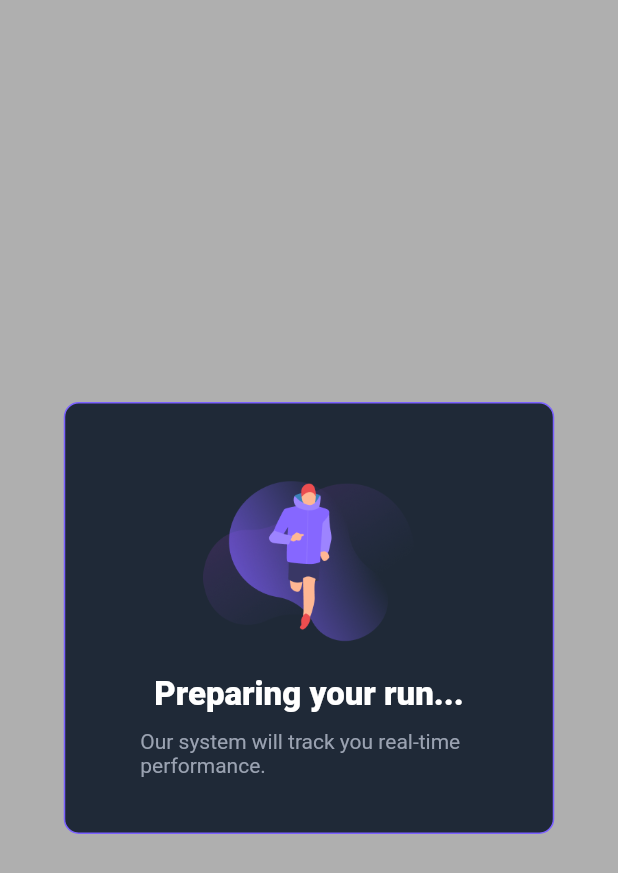
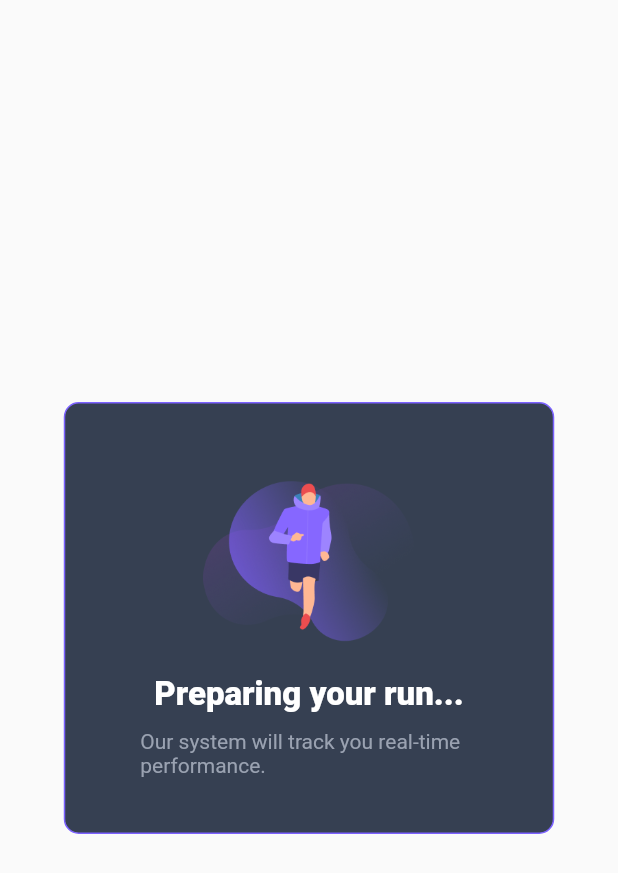
Before and after one commit to sudo-datluu/runfinity, a Flutter app: the screen it shows after launch, on a phone screen of 412 x 824 dp. Shown: the top 873 px of the screen. Run offline on Flutter 3.47's test engine with Material 2 defaults, Android fonts, the phone set to English and light mode, and no system bars.

Commit message:
feat: [UTS-46] loading-run-modal

```diff
--- a/lib/widgets/loadRunningModal.dart
+++ b/lib/widgets/loadRunningModal.dart
@@ -12,15 +12,13 @@ class LoadRunningModal extends StatelessWidget {
     return Visibility(
       visible: isLoadRun!,
       child: Scaffold(
-        body: Container(
-            color: Colors.black.withOpacity(0.3),
-            child: Center(
+        body: Center(
             child: Container(
                 width: 327,
                 height: 288,
                 padding: const EdgeInsets.symmetric(horizontal: 50),
                 decoration: BoxDecoration(
-                        color: AppColors.neutral800,
+                    color: AppColors.neutral700,
                     borderRadius: BorderRadius.circular(10),
                     border: Border.all(color: AppColors.primary)),
                 child: Column(
@@ -45,7 +43,7 @@ class LoadRunningModal extends StatelessWidget {
                       style: TextStyle(color: AppColors.neutral400),
                     ),
                   ],
-                    )))),
+                ))),
       ),
     );
   }
```
Lines whose indentation alone changed are shown as unchanged.
